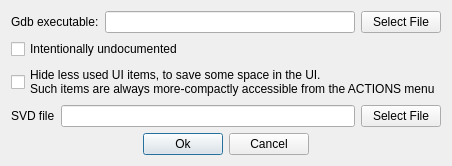
stoyan-shopov/turbo, file settings-dialog.ui: the form before one commit.
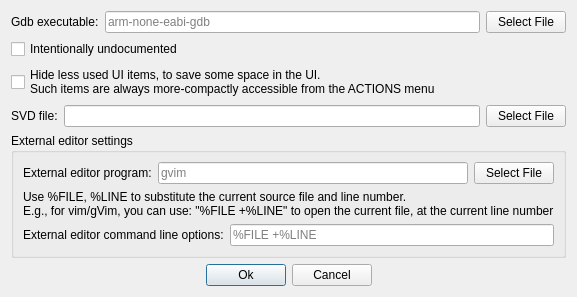
The form after the commit.

Commit message: Improve external editor support

Patch:
```diff
--- a/settings-dialog.ui
+++ b/settings-dialog.ui
@@ -6,8 +6,8 @@
    <rect>
     <x>0</x>
     <y>0</y>
-    <width>407</width>
-    <height>164</height>
+    <width>526</width>
+    <height>288</height>
    </rect>
   </property>
   <property name="windowTitle">
@@ -24,7 +24,11 @@
       </widget>
      </item>
      <item>
-      <widget class="QLineEdit" name="lineEditGdbExecutable"/>
+      <widget class="QLineEdit" name="lineEditGdbExecutable">
+       <property name="placeholderText">
+        <string>arm-none-eabi-gdb</string>
+       </property>
+      </widget>
      </item>
      <item>
       <widget class="QPushButton" name="pushButtonSelectGdbExecutableFile">
@@ -55,7 +59,7 @@
      <item>
       <widget class="QLabel" name="label_2">
        <property name="text">
-        <string>SVD file</string>
+        <string>SVD file:</string>
        </property>
       </widget>
      </item>
@@ -71,6 +75,66 @@
      </item>
     </layout>
    </item>
+   <item>
+    <widget class="QGroupBox" name="groupBox">
+     <property name="title">
+      <string>External editor settings</string>
+     </property>
+     <layout class="QVBoxLayout" name="verticalLayout_2">
+      <item>
+       <layout class="QHBoxLayout" name="horizontalLayout_5">
+        <item>
+         <widget class="QLabel" name="label_5">
+          <property name="text">
+           <string>External editor program:</string>
+          </property>
+         </widget>
+        </item>
+        <item>
+         <widget class="QLineEdit" name="lineEditExternalEditorProgram">
+          <property name="placeholderText">
+           <string>gvim</string>
+          </property>
+         </widget>
+        </item>
+        <item>
+         <widget class="QPushButton" name="pushButtonSelectExternalEditor">
+          <property name="text">
+           <string>Select File</string>
+          </property>
+         </widget>
+        </item>
+       </layout>
+      </item>
+      <item>
+       <widget class="QLabel" name="label_4">
+        <property name="text">
+         <string>Use %FILE, %LINE to substitute the current source file and line number.
+E.g., for vim/gVim, you can use: &quot;%FILE +%LINE&quot; to open the current file, at the current line number</string>
+        </property>
+       </widget>
+      </item>
+      <item>
+       <layout class="QHBoxLayout" name="horizontalLayout_4">
+        <item>
+         <widget class="QLabel" name="label_3">
+          <property name="text">
+           <string>External editor command line options:</string>
+          </property>
+         </widget>
+        </item>
+        <item>
+         <widget class="QLineEdit" name="lineEditExternalEditorOptions">
+          <property name="placeholderText">
+           <string>%FILE +%LINE</string>
+          </property>
+         </widget>
+        </item>
+       </layout>
+      </item>
+     </layout>
+    </widget>
+   </item>
    <item>
     <layout class="QHBoxLayout" name="horizontalLayout_3">
      <item>
```
Left out of the diff: 2 changed lines with no effect on the pictures. The commit also changes 3 other files.
